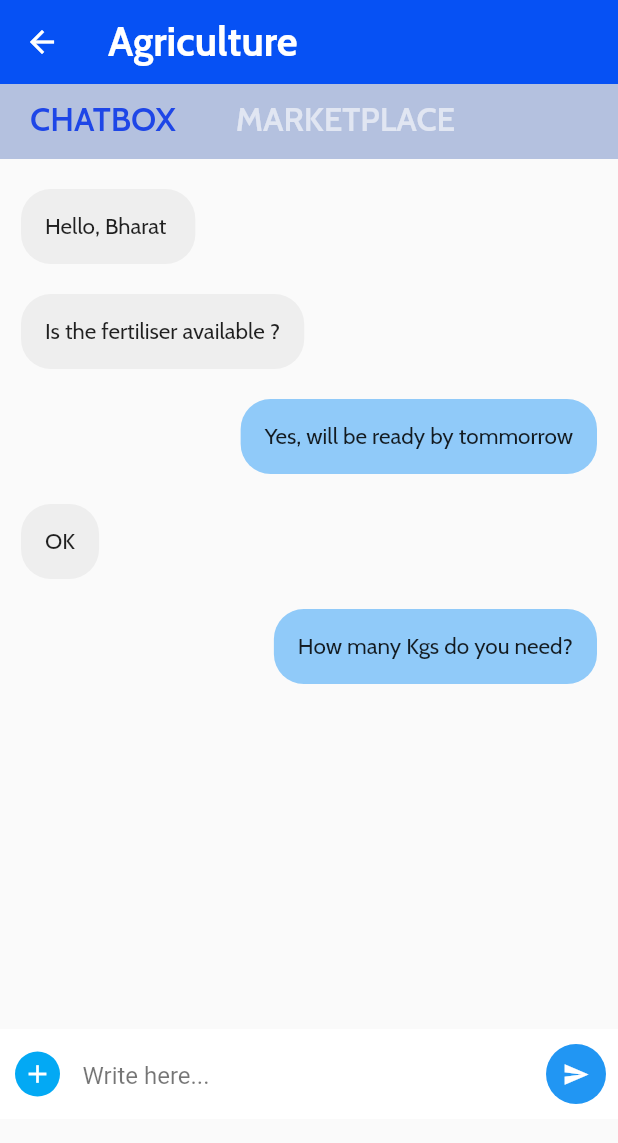
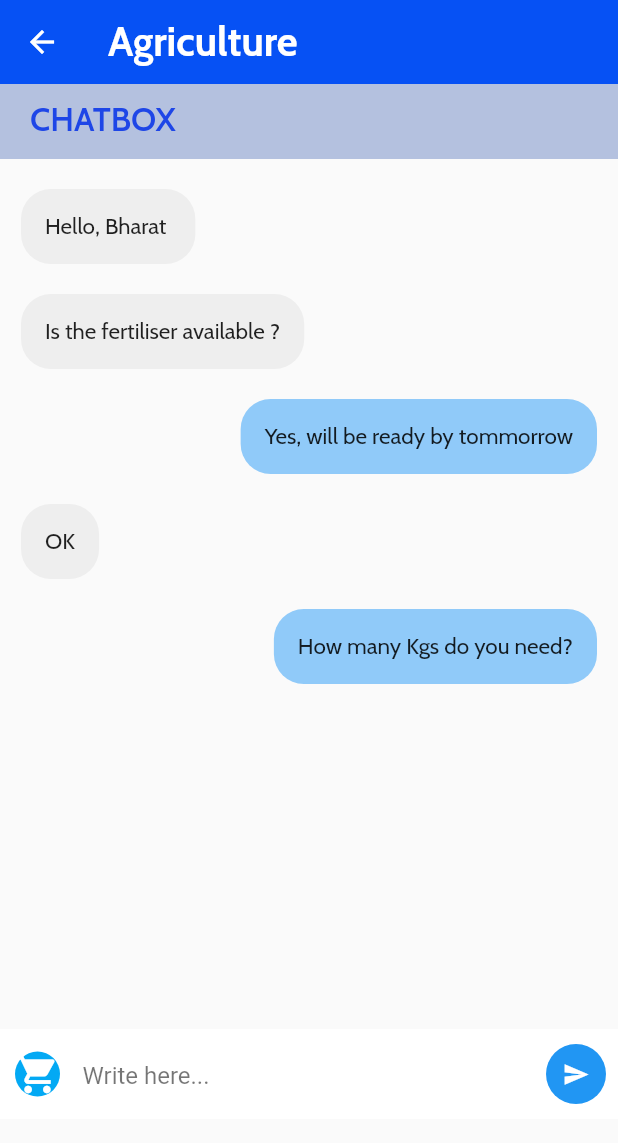
Before and after one commit to RishabhSharma02/The_Techwinds_Hackoverflow, a Flutter app: the Homescreen screen opened by its route, after a tap on "Agriculture", on a phone screen of 412 x 824 dp. Shown: the top 1143 px of the screen. Run offline on Flutter 3.47's test engine with Material 2 defaults, Android fonts, the phone set to English and light mode, and no system bars; our stand-ins replace animated_text_kit, carousel_slider, google_fonts, google_nav_bar, intl_phone_number_input; missing offline and left inert: vertical_card_pager.

Commit message:
final commit

```diff
--- a/lib/comm.dart
+++ b/lib/comm.dart
@@ -87,18 +87,20 @@ class _MyCommstate extends State<MyComm> {
               child: Row(
                 children: <Widget>[
                   GestureDetector(
-                    onTap: () {},
+                    onTap: () {
+                      Navigator.pushNamed(context, "market");
+                    },
                     child: Container(
                       height: 30,
                       width: 30,
                       decoration: BoxDecoration(
                         color: Colors.lightBlue,
-                        borderRadius: BorderRadius.circular(30),
+                        borderRadius: BorderRadius.circular(60),
                       ),
                       child: Icon(
-                        Icons.add,
+                        Icons.shopping_cart,
                         color: Colors.white,
-                        size: 20,
+                        size: 30,
                       ),
                     ),
                   ),
--- a/lib/home.dart
+++ b/lib/home.dart
@@ -220,7 +220,7 @@ class _Homescreenstate extends State<Homescreen> {
                               ),
                               InkWell(
                                 child: Text(
-                                  "Rentals",
+                                  "Marketplace",
                                   style: cardtextStyle,
                                 ),
                                 onTap: () {
--- a/lib/login.dart
+++ b/lib/login.dart
@@ -3,7 +3,6 @@ import 'package:google_fonts/google_fonts.dart';
 import 'package:flutter/material.dart';
 import 'package:animated_text_kit/animated_text_kit.dart';
 import 'package:intl_phone_number_input/intl_phone_number_input.dart';
-import 'package:language_picker/language_picker.dart';
 
 class MyLogin extends StatefulWidget {
   const MyLogin({Key? key}) : super(key: key);
@@ -75,7 +74,7 @@ class _MyLoginState extends State<MyLogin> {
                           decoration: InputDecoration(
                               fillColor: Colors.grey.shade100,
                               filled: true,
-                              hintText: "Select language",
+                              hintText: "Enter your name",
                               hoverColor: Colors.white,
                               border: OutlineInputBorder(
                                 borderRadius: BorderRadius.circular(10),
--- a/lib/widget/category_selector.dart
+++ b/lib/widget/category_selector.dart
@@ -10,7 +10,6 @@ class _CategorySelectorState extends State<CategorySelector> {
   int selectedIndex = 0;
   final List<String> categories = [
     'CHATBOX',
-    'MARKETPLACE',
   ];
 
   @override
```
Also changed, not shown: assets/P13.jpeg.
